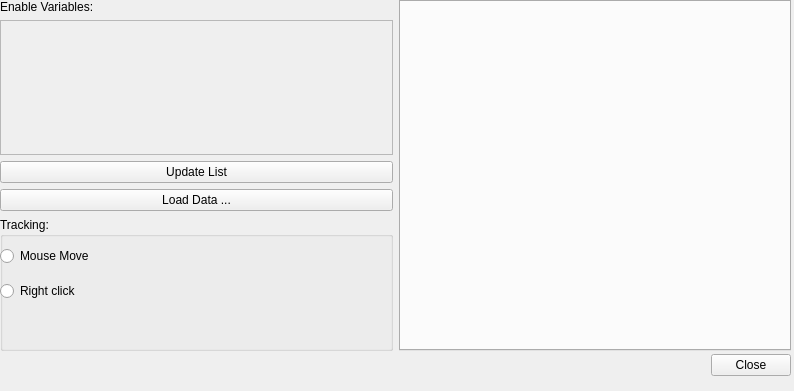
This is ui_multiview.ui in mbernasocchi/multiview as Qt 5 draws it before an edit. The edited form follows.
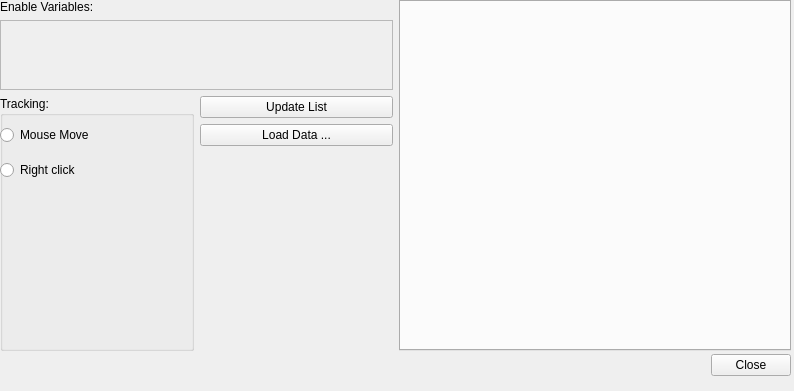
This is the edited form.

```diff
--- a/ui_multiview.ui
+++ b/ui_multiview.ui
@@ -58,7 +58,7 @@
            <x>0</x>
            <y>0</y>
            <width>388</width>
-           <height>124</height>
+           <height>82</height>
           </rect>
          </property>
          <layout class="QVBoxLayout" name="verticalLayout_5">
@@ -70,25 +70,7 @@
        </widget>
       </item>
       <item>
-       <widget class="QPushButton" name="availableVariablesUpdateButton">
-        <property name="sizePolicy">
-         <sizepolicy hsizetype="Minimum" vsizetype="Fixed">
-          <horstretch>0</horstretch>
-          <verstretch>0</verstretch>
-         </sizepolicy>
-        </property>
-        <property name="text">
-         <string>Update List</string>
-        </property>
-       </widget>
-      </item>
-      <item>
-       <widget class="QPushButton" name="loadDataButton">
-        <property name="text">
-         <string>Load Data ...</string>
-        </property>
-       </widget>
-      </item>
+       <layout class="QHBoxLayout" name="horizontalLayout_4">
       <item>
        <widget class="QGroupBox" name="groupBox">
         <property name="sizePolicy">
@@ -126,9 +108,46 @@
           </item>
          </layout>
         </widget>
-        <zorder>horizontalLayoutWidget_2</zorder>
-        <zorder>horizontalLayoutWidget</zorder>
-       </widget>
+         </widget>
+        </item>
+        <item>
+         <layout class="QVBoxLayout" name="verticalLayout_4">
+          <item>
+           <widget class="QPushButton" name="availableVariablesUpdateButton">
+            <property name="sizePolicy">
+             <sizepolicy hsizetype="Minimum" vsizetype="Fixed">
+              <horstretch>0</horstretch>
+              <verstretch>0</verstretch>
+             </sizepolicy>
+            </property>
+            <property name="text">
+             <string>Update List</string>
+            </property>
+           </widget>
+          </item>
+          <item>
+           <widget class="QPushButton" name="loadDataButton">
+            <property name="text">
+             <string>Load Data ...</string>
+            </property>
+           </widget>
+          </item>
+          <item>
+           <spacer name="verticalSpacer">
+            <property name="orientation">
+             <enum>Qt::Vertical</enum>
+            </property>
+            <property name="sizeHint" stdset="0">
+             <size>
+              <width>20</width>
+              <height>40</height>
+             </size>
+            </property>
+           </spacer>
+          </item>
+         </layout>
+        </item>
+       </layout>
       </item>
      </layout>
     </item>
```
Lines whose indentation alone changed are shown as unchanged.
